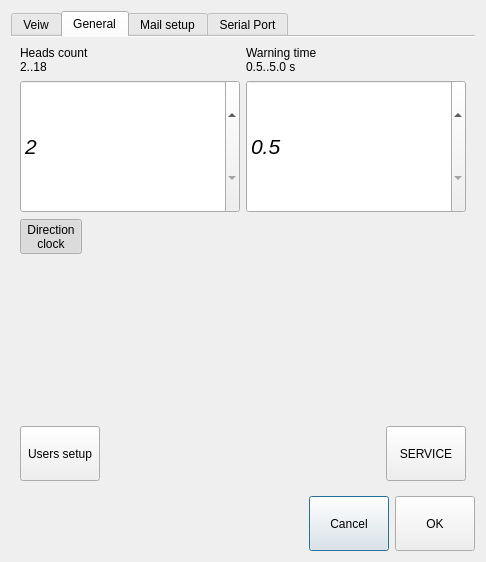
Qt form generalsettingdialog.ui (mishkoLitvin/L_Aries-progect) before a commit.
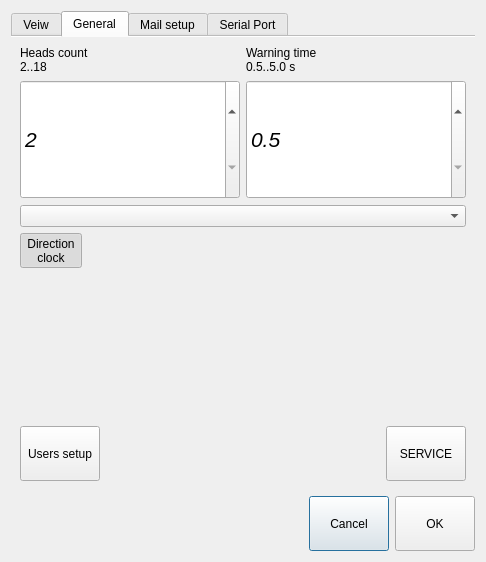
The same form after that commit. The open tabs and pages were chosen to show the change. Icons and pictures are not drawn.

```diff
--- a/generalsettingdialog.ui
+++ b/generalsettingdialog.ui
@@ -299,6 +299,9 @@
          </item>
         </layout>
        </item>
+       <item>
+        <widget class="QComboBox" name="comboBox"/>
+       </item>
        <item>
         <layout class="QHBoxLayout" name="horizontalLayout_5">
          <item>
```
Left out of the diff: 20 changed lines with no effect on the pictures.
